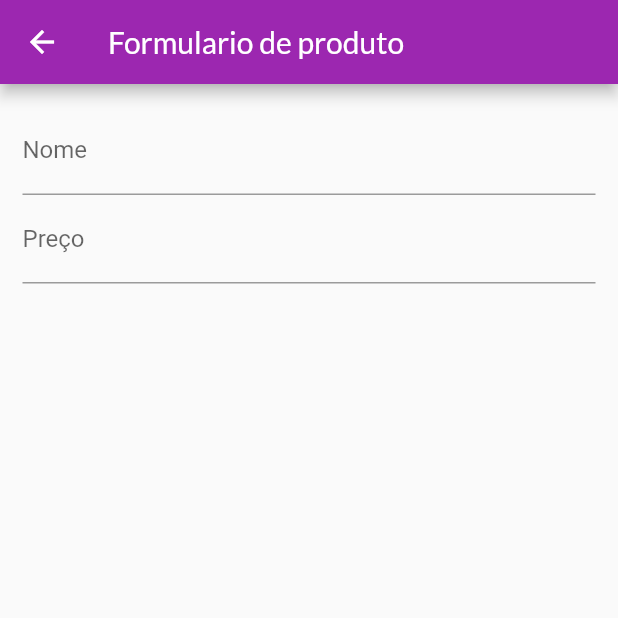
After one commit to LuizRoberto18/shop_app, a Flutter app: the ProductFormPage screen opened by its route, on a phone screen of 412 x 824 dp, the top half of it. The commit adds this screen. Run offline on Flutter 3.47's test engine with Material 2 defaults, Android fonts, the phone set to English and light mode, and no system bars; network calls fail.

Commit message:
criando tela de formulario para adicionar produto e adicionando sua rota

```diff
--- a/lib/components/product_item.dart
+++ b/lib/components/product_item.dart
@@ -20,11 +20,13 @@ class ProductItem extends StatelessWidget {
           children: [
             IconButton(
               onPressed: () {},
+              color: Theme.of(context).colorScheme.primary,
               icon: const Icon(Icons.edit),
             ),
             IconButton(
               onPressed: () {},
               icon: const Icon(Icons.delete),
+              color: Theme.of(context).errorColor,
             ),
           ],
         ),
--- a/lib/main.dart
+++ b/lib/main.dart
@@ -9,6 +9,7 @@ import 'package:shop_app/utils/app_routes.dart';
 
 import 'models/cart.dart';
 import 'pages/orders_page.dart';
+import 'pages/product_form_page.dart';
 import 'pages/products_page.dart';
 
 void main() {
@@ -52,6 +53,7 @@ class MyApp extends StatelessWidget {
           AppRoutes.cart: (ctx) => const CartPage(),
           AppRoutes.orders: (ctx) => const OrdersPage(),
           AppRoutes.products: (ctx) => const ProductsPage(),
+          AppRoutes.productForm: (ctx) => const ProductFormPage(),
         },
         // home: ProdcutsOverviewPage(),
       ),
--- /dev/null
+++ b/lib/pages/product_form_page.dart
@@ -0,0 +1,49 @@
+import 'package:flutter/material.dart';
+
+class ProductFormPage extends StatefulWidget {
+  const ProductFormPage({Key? key}) : super(key: key);
+
+  @override
+  State<ProductFormPage> createState() => _ProductFormPageState();
+}
+
+class _ProductFormPageState extends State<ProductFormPage> {
+  final _priceFocus = FocusNode();
+
+  @override
+  Widget build(BuildContext context) {
+    return Scaffold(
+      appBar: AppBar(
+        title: const Text("Formulario de produto"),
+      ),
+      body: Padding(
+        padding: const EdgeInsets.all(15),
+        child: Form(
+          child: ListView(
+            children: [
+              TextFormField(
+                decoration: const InputDecoration(
+                  labelText: "Nome",
+                ),
+                textInputAction: TextInputAction.next,
+                onFieldSubmitted: (_) {
+                  FocusScope.of(context).requestFocus(_priceFocus);
+                },
+              ),
+              TextFormField(
+                decoration: const InputDecoration(
+                  labelText: "Preço",
+                ),
+                textInputAction: TextInputAction.next,
+                focusNode: _priceFocus,
+                keyboardType: const TextInputType.numberWithOptions(
+                  decimal: true,
+                ),
+              ),
+            ],
+          ),
+        ),
+      ),
+    );
+  }
+}
--- a/lib/pages/products_page.dart
+++ b/lib/pages/products_page.dart
@@ -3,6 +3,7 @@ import 'package:provider/provider.dart';
 import 'package:shop_app/components/app_drawer.dart';
 import 'package:shop_app/components/product_item.dart';
 import 'package:shop_app/models/product_list.dart';
+import 'package:shop_app/utils/app_routes.dart';
 
 class ProductsPage extends StatelessWidget {
   const ProductsPage({Key? key}) : super(key: key);
@@ -13,6 +14,14 @@ class ProductsPage extends StatelessWidget {
     return Scaffold(
       appBar: AppBar(
         title: Text("Gerenciar produtos"),
+        actions: [
+          IconButton(
+            onPressed: () {
+              Navigator.of(context).pushNamed(AppRoutes.productForm);
+            },
+            icon: const Icon(Icons.add),
+          ),
+        ],
       ),
       drawer: const AppDrawer(),
       body: Padding(
@@ -24,7 +33,7 @@ class ProductsPage extends StatelessWidget {
               ProductItem(
                 product: products.items[index],
               ),
-              Divider(),
+              const Divider(),
             ],
           ),
         ),
--- a/lib/utils/app_routes.dart
+++ b/lib/utils/app_routes.dart
@@ -4,4 +4,5 @@ class AppRoutes {
   static const cart = '/cart';
   static const orders = '/orders';
   static const products = '/products';
+  static const productForm = '/product-form';
 }
```
